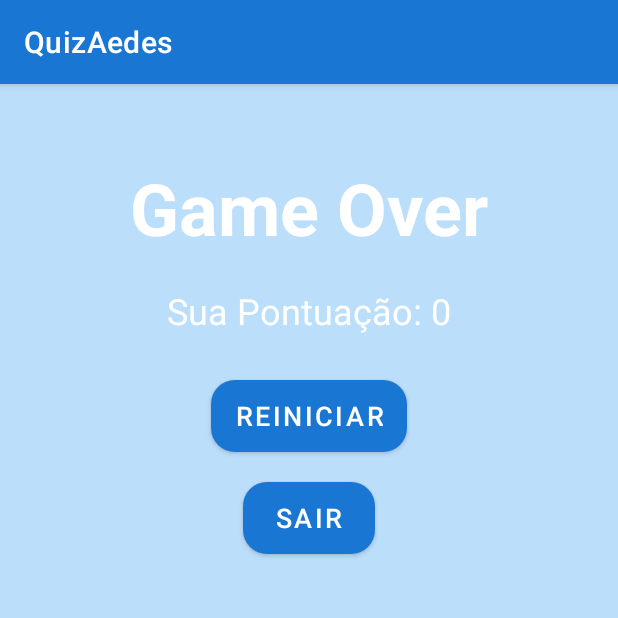
After one commit to rafaelmarcal1/QuizAedes, an Android app: the GameOverActivity screen opened directly, with no data from a screen before it, on a phone screen of 412 x 824 dp, the top half of it. The commit adds this screen. Run offline under Robolectric (Android 15) with nearby library versions, the phone set to English and light mode, and no system bars.

Commit message:
Tela de Game Over Criada

```diff
--- /dev/null
+++ b/app/src/main/java/rafaelmarcal/ifsp/edu/quizaedes/ui/gameover/GameOverActivity.java
@@ -0,0 +1,47 @@
+package rafaelmarcal.ifsp.edu.quizaedes.ui.gameover;
+
+import android.content.Intent;
+import android.os.Bundle;
+import android.view.View;
+import android.widget.TextView;
+import androidx.appcompat.app.AppCompatActivity;
+import rafaelmarcal.ifsp.edu.quizaedes.R;
+import rafaelmarcal.ifsp.edu.quizaedes.ui.inicio.InicioActivity;
+import rafaelmarcal.ifsp.edu.quizaedes.ui.perguntas.PerguntasActivity;
+
+public class GameOverActivity extends AppCompatActivity {
+
+    @Override
+    protected void onCreate(Bundle savedInstanceState) {
+        super.onCreate(savedInstanceState);
+        setContentView(R.layout.activity_game_over);
+
+        // Receber a pontuação final da Intent
+        int finalScore = getIntent().getIntExtra("FINAL_SCORE", 0);
+
+        // Atualizar o texto da pontuação
+        TextView tvFinalScore = findViewById(R.id.tvFinalScore);
+        tvFinalScore.setText("Sua Pontuação: " + finalScore);
+
+        // Botão Reiniciar
+        findViewById(R.id.btnRestart).setOnClickListener(new View.OnClickListener() {
+            @Override
+            public void onClick(View v) {
+                // Voltar para a tela principal ou reiniciar o jogo
+                Intent intent = new Intent(GameOverActivity.this, PerguntasActivity.class);
+                startActivity(intent);
+                finish();
+            }
+        });
+
+        // Botão Sair
+        findViewById(R.id.btnExit).setOnClickListener(new View.OnClickListener() {
+            @Override
+            public void onClick(View v) {
+                Intent intent = new Intent(GameOverActivity.this, InicioActivity.class);
+                startActivity(intent);
+                finish();
+            }
+        });
+    }
+}
--- a/app/src/main/java/rafaelmarcal/ifsp/edu/quizaedes/ui/inicio/InicioActivity.java
+++ b/app/src/main/java/rafaelmarcal/ifsp/edu/quizaedes/ui/inicio/InicioActivity.java
@@ -12,6 +12,7 @@ import rafaelmarcal.ifsp.edu.quizaedes.ui.conquistas.ConquistasActivity;
 import rafaelmarcal.ifsp.edu.quizaedes.ui.ranking.RankingActivity;
 import rafaelmarcal.ifsp.edu.quizaedes.ui.perfil.PerfilActivity;
 import rafaelmarcal.ifsp.edu.quizaedes.ui.configuracoes.ConfiguracoesActivity;
+import rafaelmarcal.ifsp.edu.quizaedes.ui.splash.CountdownActivity;
 
 public class InicioActivity extends AppCompatActivity {
 
@@ -33,8 +34,10 @@ public class InicioActivity extends AppCompatActivity {
 
         // Definir listeners para os botões usando binding
         binding.btnIniciarJogo.setOnClickListener(v -> {
-            Intent intent = new Intent(InicioActivity.this, PerguntasActivity.class);
+            Intent intent = new Intent(this, CountdownActivity.class);
             startActivity(intent);
+            //Intent intent = new Intent(InicioActivity.this, PerguntasActivity.class);
+            //startActivity(intent);
         });
 
         binding.btnConquistas.setOnClickListener(v -> {
--- a/app/src/main/java/rafaelmarcal/ifsp/edu/quizaedes/ui/perguntas/PerguntasViewModel.java
+++ b/app/src/main/java/rafaelmarcal/ifsp/edu/quizaedes/ui/perguntas/PerguntasViewModel.java
@@ -27,6 +27,7 @@ public class PerguntasViewModel extends ViewModel {
         }
     }
 
+
     public Pergunta getPerguntaAtual() {
         List<Pergunta> perguntas = perguntasLiveData.getValue();
         return (perguntas != null && !perguntas.isEmpty()) ? perguntas.get(perguntaAtualIndex) : null;
--- /dev/null
+++ b/app/src/main/res/anim/pulse_animation.xml
@@ -0,0 +1,10 @@
+<scale xmlns:android="http://schemas.android.com/apk/res/android"
+    android:duration="500"
+    android:fromXScale="1.0"
+    android:fromYScale="1.0"
+    android:toXScale="1.5"
+    android:toYScale="1.5"
+    android:pivotX="50%"
+    android:pivotY="50%"
+    android:repeatCount="1"
+    android:repeatMode="reverse" />
--- /dev/null
+++ b/app/src/main/res/layout/activity_game_over.xml
@@ -0,0 +1,55 @@
+<RelativeLayout xmlns:android="http://schemas.android.com/apk/res/android"
+    android:layout_width="match_parent"
+    android:layout_height="match_parent">
+
+    <!-- Título "Game Over" -->
+    <TextView
+        android:id="@+id/tvGameOver"
+        android:layout_width="wrap_content"
+        android:layout_height="wrap_content"
+        android:text="@string/tela_game_over"
+        android:textSize="48sp"
+        android:textStyle="bold"
+        android:textColor="#FFFFFF"
+        android:layout_centerHorizontal="true"
+        android:layout_marginTop="50dp" />
+
+    <!-- Mensagem com a pontuação final -->
+    <TextView
+        android:id="@+id/tvFinalScore"
+        android:layout_width="wrap_content"
+        android:layout_height="wrap_content"
+        android:text="@string/sua_pontuacao"
+        android:textSize="24sp"
+        android:textColor="#FFFFFF"
+        android:layout_below="@id/tvGameOver"
+        android:layout_centerHorizontal="true"
+        android:layout_marginTop="20dp" />
+
+    <!-- Botão para reiniciar o jogo -->
+    <Button
+        android:id="@+id/btnRestart"
+        android:layout_width="wrap_content"
+        android:layout_height="wrap_content"
+        android:text="@string/reiniciar_game_over"
+        android:textSize="18sp"
+        android:background="@drawable/button_background"
+        android:textColor="#FFFFFF"
+        android:layout_below="@id/tvFinalScore"
+        android:layout_centerHorizontal="true"
+        android:layout_marginTop="30dp" />
+
+    <!-- Botão para sair do jogo -->
+    <Button
+        android:id="@+id/btnExit"
+        android:layout_width="wrap_content"
+        android:layout_height="wrap_content"
+        android:text="@string/sair_game_over"
+        android:textSize="18sp"
+        android:background="@drawable/button_background"
+        android:textColor="#FFFFFF"
+        android:layout_below="@id/btnRestart"
+        android:layout_centerHorizontal="true"
+        android:layout_marginTop="20dp" />
+
+</RelativeLayout>
--- a/app/src/main/res/values/strings.xml
+++ b/app/src/main/res/values/strings.xml
@@ -28,4 +28,8 @@
     <string name="sair_btn_config">Sair</string>
     <string name="app_logo">Logo do aplicativo</string>
     <string name="splash_message">Carregando o conhecimento para o quiz...</string>
+    <string name="tela_game_over">Game Over</string>
+    <string name="sua_pontuacao">Sua Pontuação: 0</string>
+    <string name="sair_game_over">Sair</string>
+    <string name="reiniciar_game_over">Reiniciar</string>
 </resources>
```
Also changed, not shown: app/src/main/AndroidManifest.xml (+8 -5 lines), app/src/main/java/rafaelmarcal/ifsp/edu/quizaedes/ui/perguntas/PerguntasActivity.java (+6 -3 lines), app/src/main/java/rafaelmarcal/ifsp/edu/quizaedes/ui/splash/CountdownActivity.java (added, +52 -0 lines), app/src/main/res/drawable/gradient_background.xml (added, +12 -0 lines), app/src/main/res/layout/activity_countdown.xml (added, +39 -0 lines).
